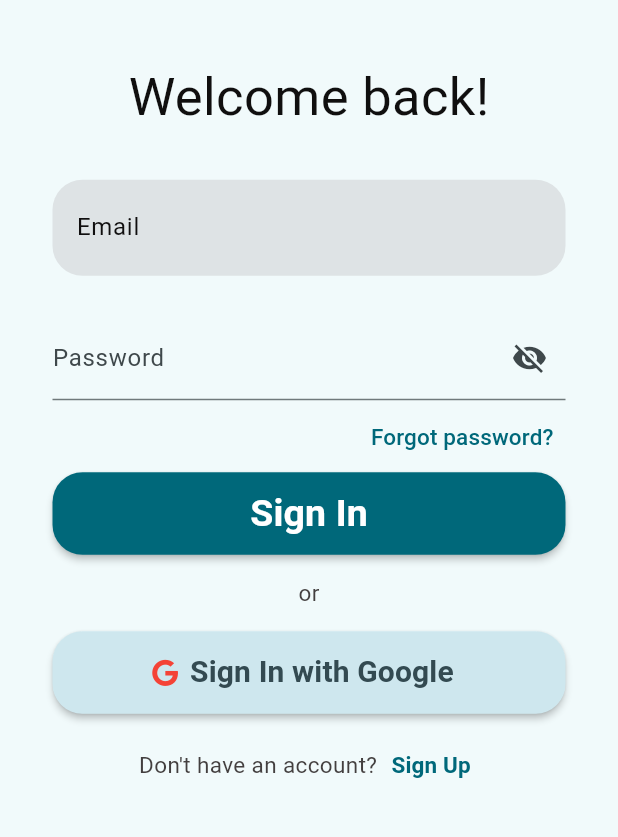
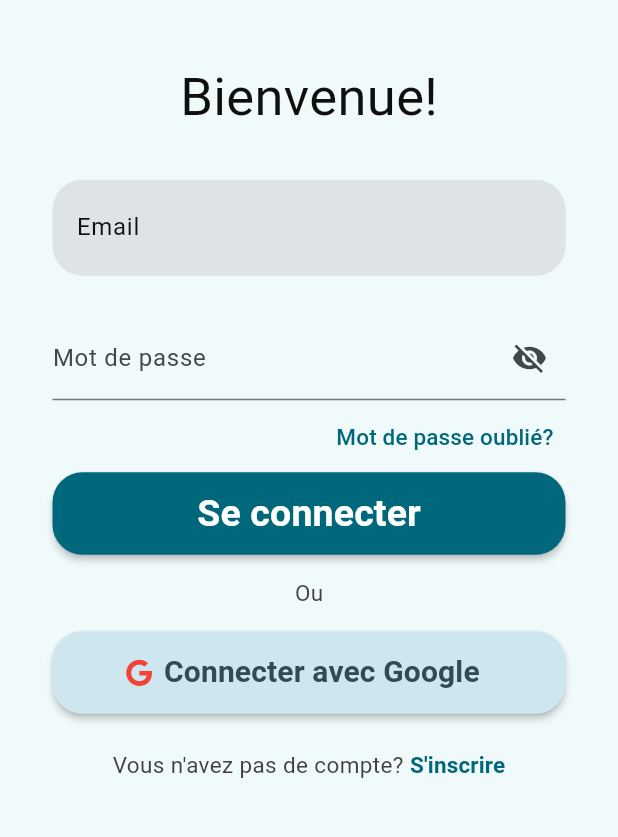
Before and after one commit to ESSALHIMahbouba/projet_pfe, a Flutter app: the SignIn screen opened directly, on a phone screen of 412 x 824 dp, the part 310-1147 px from its top. Run offline on Flutter 3.47's test engine with Material 3 defaults, Android fonts, the light colour scheme and no system bars; our stand-ins replace carousel_slider, cloud_firestore, file_picker, firebase_auth, firebase_core, firebase_storage and 13 more; missing offline and left inert: alarm, dart:html, flutter_map_geojson, flutter_timeline_calendar, maps_launcher, proj4dart; accounts and stored records are empty; generated files the repository leaves out were written again.

Commit message:
DREHATT_App

```diff
--- a/lib/screens2/login_signup/sign_in.dart
+++ b/lib/screens2/login_signup/sign_in.dart
@@ -210,7 +210,7 @@ class _SignInState extends State<SignIn> {
                       height: 40,
                     ),
                     Text(
-                      'Welcome back!',
+                      'Bienvenue!',
                       style: GoogleFonts.roboto(
                         fontSize: 35,
                         color: const Color.fromARGB(255, 16, 15, 15),
@@ -224,7 +224,7 @@ class _SignInState extends State<SignIn> {
                       height: 15,
                     ),
                     Text(
-                      'or',
+                      'Ou',
                       style: GoogleFonts.roboto(
                         fontSize: 15,
                         color: const Color.fromARGB(255, 67, 63, 63),
@@ -301,7 +301,7 @@ class _SignInState extends State<SignIn> {
                               ),
                         label: !isLoadingGoogle
                             ? Text(
-                                'Sign In with Google',
+                                'Connecter avec Google',
                                 style: GoogleFonts.roboto(
                                   fontSize: 20,
                                   fontWeight: FontWeight.w600,
@@ -317,7 +317,7 @@ class _SignInState extends State<SignIn> {
                       mainAxisAlignment: MainAxisAlignment.center,
                       children: [
                         Text(
-                          'Don\'t have an account? ',
+                          'Vous n\'avez pas de compte? ',
                           style: GoogleFonts.roboto(
                             fontSize: 15,
                             color: const Color.fromARGB(255, 67, 63, 63),
@@ -349,7 +349,7 @@ class _SignInState extends State<SignIn> {
                             ),
                           ),
                           child: Text(
-                            'Sign Up',
+                            'S\'inscrire',
                             style: GoogleFonts.roboto(
                               fontSize: 15,
                               fontWeight: FontWeight.w700,
@@ -373,7 +373,7 @@ class _SignInState extends State<SignIn> {
       children: [
         Text_Field(
           label: 'Email',
-          hint: 'name@email.com',
+          hint: 'nom@email.com',
           isPassword: false,
           keyboard: TextInputType.emailAddress,
           txtEditController: _emailController,
@@ -411,8 +411,8 @@ class _SignInState extends State<SignIn> {
           obscureText:
               !_isPasswordVisible, // Updated line for password visibility
           decoration: InputDecoration(
-            labelText: 'Password',
-            hintText: 'Password',
+            labelText: 'Mot de passe',
+            hintText: 'Mot de passe',
             suffixIcon: IconButton(
               icon: Icon(
                 _isPasswordVisible ? Icons.visibility : Icons.visibility_off,
@@ -486,7 +486,7 @@ class _SignInState extends State<SignIn> {
                 ),
               ),
               child: Text(
-                'Forgot password?',
+                'Mot de passe oublié?',
                 style: GoogleFonts.roboto(
                   fontSize: 15,
                 ),
@@ -511,7 +511,7 @@ class _SignInState extends State<SignIn> {
             ),
             child: !isLoading
                 ? Text(
-                    'Sign In',
+                    'Se connecter',
                     style: GoogleFonts.roboto(
                       fontSize: 25,
                       fontWeight: FontWeight.w600,
```
Also changed, not shown: 5 other files.
